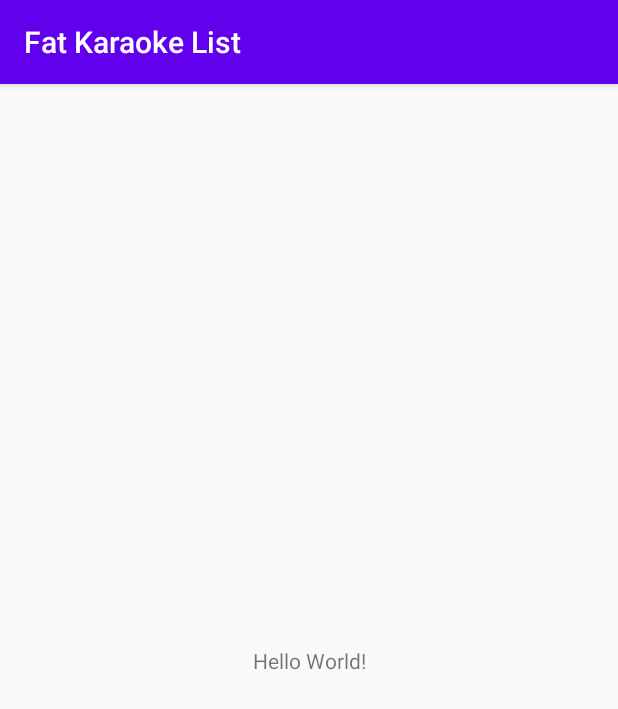
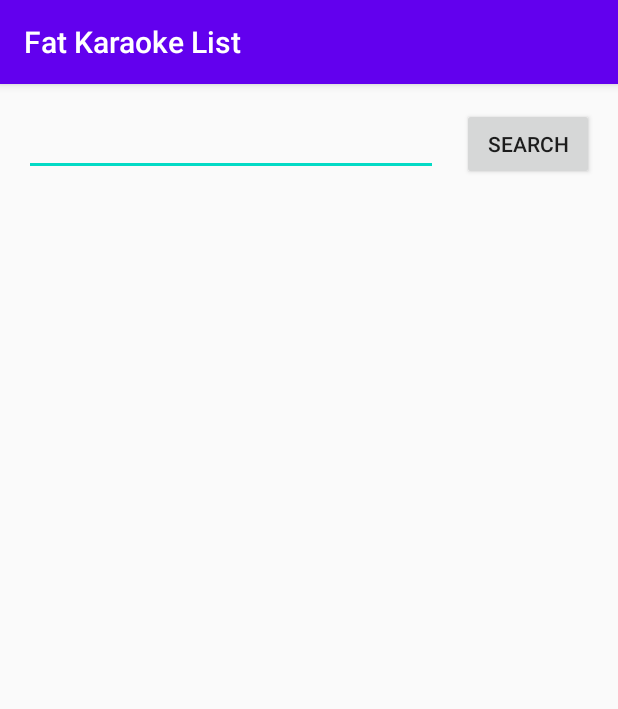
Before and after one commit to ammw/fat-karaoke-list, an Android app: the screen it shows after launch (MainActivity), on a phone screen of 412 x 824 dp. Shown: the top 709 px of the screen. Run offline under Robolectric (Android 15) with nearby library versions, the phone set to English and light mode, and no system bars.

Commit message:
Create UI stubs

```diff
--- a/app/build.gradle
+++ b/app/build.gradle
@@ -26,6 +26,9 @@ dependencies {
     implementation fileTree(dir: "libs", include: ["*.jar"])
     implementation 'androidx.appcompat:appcompat:1.1.0'
     implementation 'androidx.constraintlayout:constraintlayout:1.1.3'
+    implementation 'androidx.lifecycle:lifecycle-extensions:2.1.0'
+    implementation 'androidx.legacy:legacy-support-v4:1.0.0'
+    implementation 'androidx.recyclerview:recyclerview:1.1.0'
     testImplementation 'junit:junit:4.12'
     androidTestImplementation 'androidx.test.ext:junit:1.1.1'
     androidTestImplementation 'androidx.test.espresso:espresso-core:3.2.0'
--- a/app/src/main/AndroidManifest.xml
+++ b/app/src/main/AndroidManifest.xml
@@ -9,6 +9,11 @@
         android:roundIcon="@mipmap/ic_launcher_round"
         android:supportsRtl="true"
         android:theme="@style/AppTheme">
+        <activity android:name=".search.result.SearchResultActivity">
+            <meta-data
+                android:name="android.support.PARENT_ACTIVITY"
+                android:value=".MainActivity" />
+        </activity>
         <activity android:name=".MainActivity">
             <intent-filter>
                 <action android:name="android.intent.action.MAIN" />
--- a/app/src/main/res/layout/activity_main.xml
+++ b/app/src/main/res/layout/activity_main.xml
@@ -6,13 +6,28 @@
     android:layout_height="match_parent"
     tools:context=".MainActivity">
 
-    <TextView
+    <EditText
+        android:id="@+id/searchBox"
+        android:layout_width="0dp"
+        android:layout_height="wrap_content"
+        android:layout_marginStart="16dp"
+        android:layout_marginTop="16dp"
+        android:ems="10"
+        app:layout_constraintEnd_toStartOf="@+id/searchButton"
+        app:layout_constraintHorizontal_bias="0.5"
+        app:layout_constraintStart_toStartOf="parent"
+        app:layout_constraintTop_toTopOf="parent" />
+
+    <Button
+        android:id="@+id/searchButton"
         android:layout_width="wrap_content"
         android:layout_height="wrap_content"
-        android:text="Hello World!"
-        app:layout_constraintBottom_toBottomOf="parent"
-        app:layout_constraintLeft_toLeftOf="parent"
-        app:layout_constraintRight_toRightOf="parent"
-        app:layout_constraintTop_toTopOf="parent" />
-
+        android:layout_marginStart="16dp"
+        android:layout_marginEnd="16dp"
+        android:onClick="runSearch"
+        android:text="@string/button_search"
+        app:layout_constraintBaseline_toBaselineOf="@+id/searchBox"
+        app:layout_constraintEnd_toEndOf="parent"
+        app:layout_constraintHorizontal_bias="0.5"
+        app:layout_constraintStart_toEndOf="@+id/searchBox" />
 </androidx.constraintlayout.widget.ConstraintLayout>
--- /dev/null
+++ b/app/src/main/res/values/dimens.xml
@@ -0,0 +1,4 @@
+<?xml version="1.0" encoding="utf-8"?>
+<resources>
+    <dimen name="text_margin">16dp</dimen>
+</resources>
--- a/app/src/main/res/values/strings.xml
+++ b/app/src/main/res/values/strings.xml
@@ -1,3 +1,5 @@
 <resources>
     <string name="app_name">Fat Karaoke List</string>
+    <string name="box_search_placeholder">What are you looking for?</string>
+    <string name="button_search">Search</string>
 </resources>
```
Also changed, not shown: app/src/main/java/eu/ammw/fatkaraoke/MainActivity.java (+18 -0 lines), app/src/main/java/eu/ammw/fatkaraoke/dummy/DummyContent.java (added, +72 -0 lines), app/src/main/java/eu/ammw/fatkaraoke/search/result/SearchResultActivity.java (added, +30 -0 lines), app/src/main/java/eu/ammw/fatkaraoke/search/result/SearchResultFragment.java (added, +80 -0 lines), app/src/main/java/eu/ammw/fatkaraoke/search/result/SearchResultRecyclerViewAdapter.java (added, +64 -0 lines), app/src/main/java/eu/ammw/fatkaraoke/search/result/SearchResultViewModel.java (added, +7 -0 lines), app/src/main/res/layout/search_result_activity.xml (added, +7 -0 lines), app/src/main/res/layout/search_result_fragment.xml (added, +20 -0 lines), app/src/main/res/layout/search_result_list.xml (added, +13 -0 lines).
